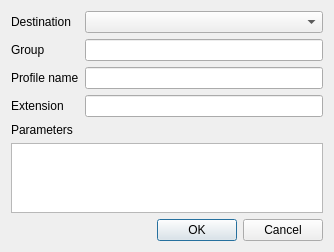
Old version of the form src/widgets/saveprofile_ui.ui in the repository KDE/kdenlive.
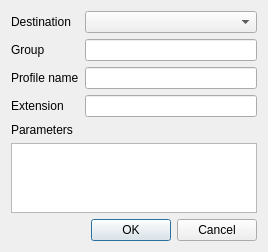
New version of the form. Custom widgets are drawn as their Qt base class.

Commit message: Fix layout: http://kdenlive.org/mantis/view.php?id=2224

```diff
--- a/src/widgets/saveprofile_ui.ui
+++ b/src/widgets/saveprofile_ui.ui
@@ -6,8 +6,8 @@
    <rect>
     <x>0</x>
     <y>0</y>
-    <width>334</width>
-    <height>250</height>
+    <width>249</width>
+    <height>229</height>
    </rect>
   </property>
   <property name="windowTitle">
@@ -58,7 +58,7 @@
      </property>
     </widget>
    </item>
-   <item row="4" column="0">
+   <item row="4" column="0" colspan="3">
     <widget class="QLabel" name="label">
      <property name="text">
       <string>Parameters</string>
@@ -75,19 +75,6 @@
      </property>
     </widget>
    </item>
-   <item row="6" column="0">
-    <spacer name="verticalSpacer">
-     <property name="orientation">
-      <enum>Qt::Vertical</enum>
-     </property>
-     <property name="sizeHint" stdset="0">
-      <size>
-       <width>20</width>
-       <height>17</height>
-      </size>
-     </property>
-    </spacer>
-   </item>
    <item row="6" column="2">
     <widget class="QDialogButtonBox" name="buttonBox">
      <property name="orientation">
```
